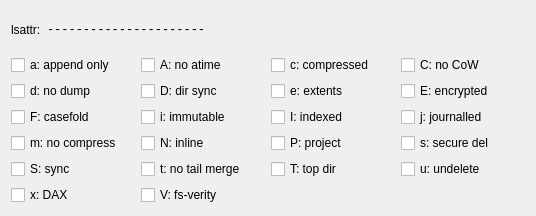
Old version of the form src/kde/xattr/LinuxAttrView.ui in the repository GerbilSoft/rom-properties.
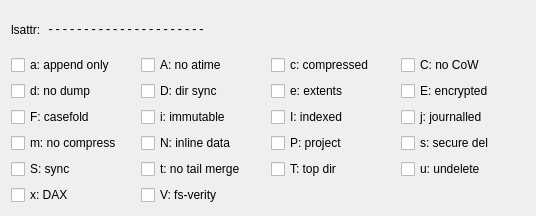
New version of the form.

Commit message: [kde] LinuxAttrView: chkInline -> chkInlineData

```diff
--- a/src/kde/xattr/LinuxAttrView.ui
+++ b/src/kde/xattr/LinuxAttrView.ui
@@ -64,7 +64,7 @@
         <string>File data is stored inline in the inode.</string>
        </property>
        <property name="text">
-        <string>N: inline</string>
+        <string>N: inline data</string>
        </property>
       </widget>
      </item>
```
Left out of the diff: 2 changed lines with no effect on the pictures. The commit also changes 1 other file.
